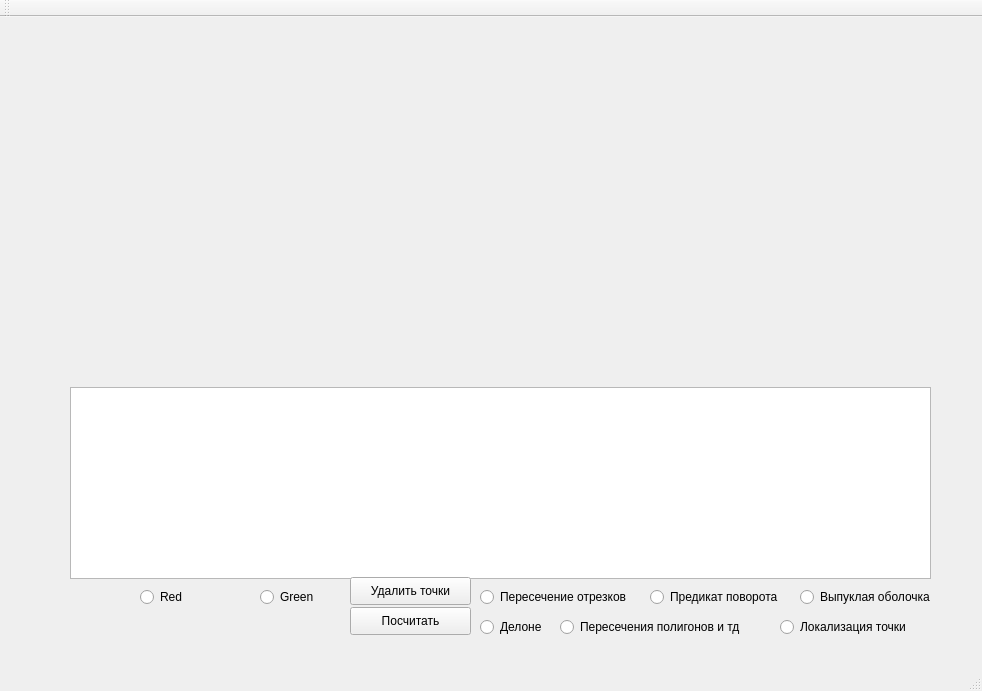
Old version of the form 1_CrossLines/mainwindow.ui in the repository Saharochekl/FSR_KG.
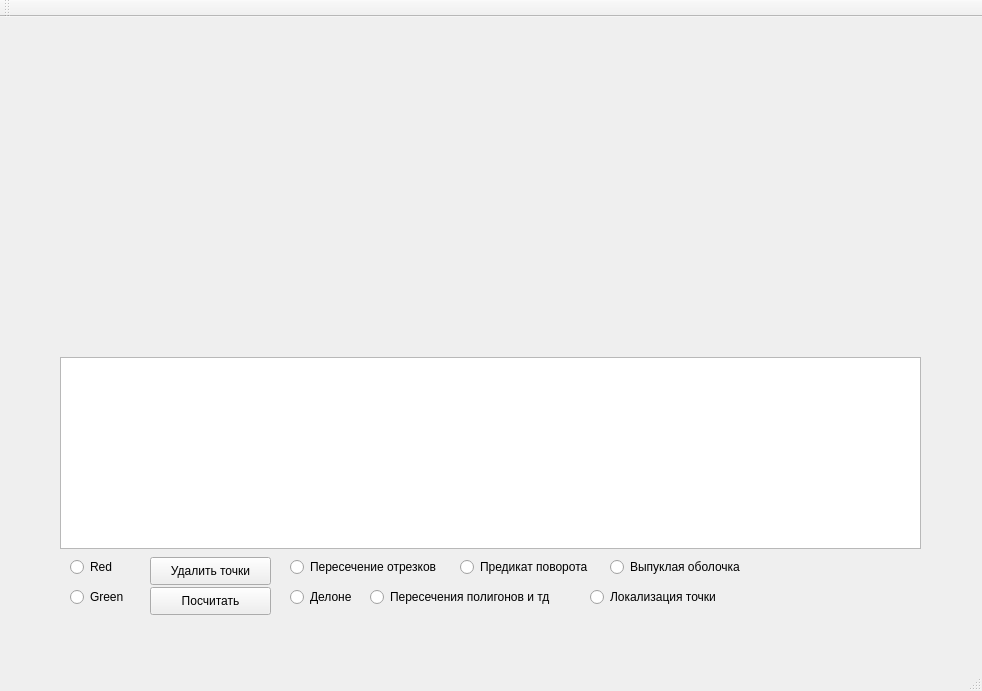
New version of the form. Custom widgets are drawn as their Qt base class.

Diff of the .ui file:
```diff
--- a/1_CrossLines/mainwindow.ui
+++ b/1_CrossLines/mainwindow.ui
@@ -27,8 +27,8 @@
    <widget class="QTextBrowser" name="textBrowser">
     <property name="geometry">
      <rect>
-      <x>70</x>
-      <y>370</y>
+      <x>60</x>
+      <y>340</y>
       <width>861</width>
       <height>192</height>
      </rect>
@@ -37,8 +37,8 @@
    <widget class="QRadioButton" name="red_Button">
     <property name="geometry">
      <rect>
-      <x>140</x>
-      <y>570</y>
+      <x>70</x>
+      <y>540</y>
       <width>95</width>
       <height>20</height>
      </rect>
@@ -50,7 +50,7 @@
    <widget class="QRadioButton" name="green_Button">
     <property name="geometry">
      <rect>
-      <x>260</x>
+      <x>70</x>
       <y>570</y>
       <width>95</width>
       <height>20</height>
@@ -63,8 +63,8 @@
    <widget class="QPushButton" name="pushButton_deletePoints">
     <property name="geometry">
      <rect>
-      <x>350</x>
-      <y>560</y>
+      <x>150</x>
+      <y>540</y>
       <width>121</width>
       <height>28</height>
      </rect>
@@ -76,8 +76,8 @@
    <widget class="QRadioButton" name="task1">
     <property name="geometry">
      <rect>
-      <x>480</x>
-      <y>570</y>
+      <x>290</x>
+      <y>540</y>
       <width>171</width>
       <height>20</height>
      </rect>
@@ -89,8 +89,8 @@
    <widget class="QRadioButton" name="task3">
     <property name="geometry">
      <rect>
-      <x>800</x>
-      <y>570</y>
+      <x>610</x>
+      <y>540</y>
       <width>151</width>
       <height>20</height>
      </rect>
@@ -102,8 +102,8 @@
    <widget class="QRadioButton" name="task2">
     <property name="geometry">
      <rect>
-      <x>650</x>
-      <y>570</y>
+      <x>460</x>
+      <y>540</y>
       <width>141</width>
       <height>20</height>
      </rect>
@@ -115,8 +115,8 @@
    <widget class="QRadioButton" name="task4">
     <property name="geometry">
      <rect>
-      <x>480</x>
-      <y>600</y>
+      <x>290</x>
+      <y>570</y>
       <width>95</width>
       <height>20</height>
      </rect>
@@ -128,8 +128,8 @@
    <widget class="QRadioButton" name="task5">
     <property name="geometry">
      <rect>
-      <x>560</x>
-      <y>600</y>
+      <x>370</x>
+      <y>570</y>
       <width>201</width>
       <height>20</height>
      </rect>
@@ -141,8 +141,8 @@
    <widget class="QRadioButton" name="task6">
     <property name="geometry">
      <rect>
-      <x>780</x>
-      <y>600</y>
+      <x>590</x>
+      <y>570</y>
       <width>151</width>
       <height>20</height>
      </rect>
@@ -154,8 +154,8 @@
    <widget class="QPushButton" name="getResult">
     <property name="geometry">
      <rect>
-      <x>350</x>
-      <y>590</y>
+      <x>150</x>
+      <y>570</y>
       <width>121</width>
       <height>28</height>
      </rect>
```
Left out of the diff: 2 changed lines with no effect on the pictures.
